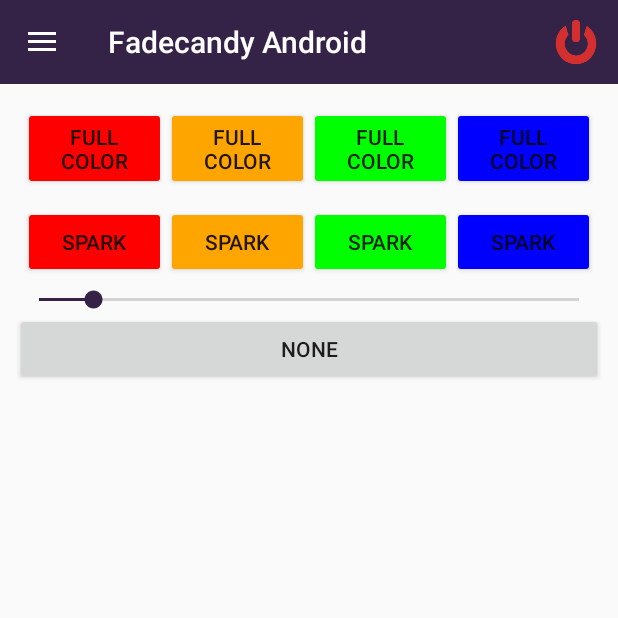
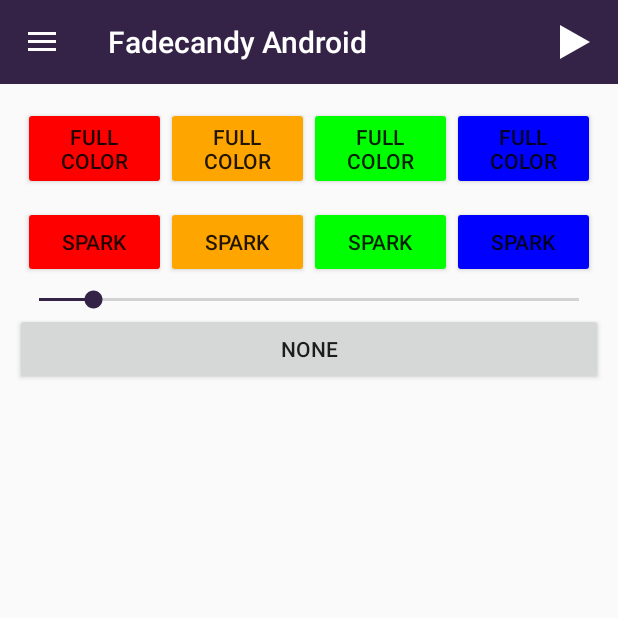
Before and after one commit to bertrandmartel/fadecandy-android, an Android app: the screen it shows after launch (MainActivity), on a phone screen of 412 x 824 dp, the top half of it. Run offline under Robolectric (Android 15) with nearby library versions, the phone set to English and light mode, and no system bars; 3 statements that could not run were skipped.

Commit message:
change start/stop server icon

```diff
--- a/app/src/main/res/menu/toolbar_menu.xml
+++ b/app/src/main/res/menu/toolbar_menu.xml
@@ -4,7 +4,7 @@
 
     <item
         android:id="@+id/disconnect_button"
-        android:icon="@drawable/disconnect"
+        android:icon="@drawable/ic_action_playback_play_white"
         android:title="disconnect"
         android:visible="true"
         app:showAsAction="ifRoom" />
```
Also changed, not shown: app/src/main/java/fr/bmartel/fadecandy/fadecandyconsumer/MainActivity.java (+4 -4 lines), app/src/main/res/drawable-hdpi/ic_action_playback_play_white.png (added), app/src/main/res/drawable-hdpi/ic_cancel_white.png (added), app/src/main/res/drawable-mdpi/ic_action_playback_play_white.png (added), app/src/main/res/drawable-mdpi/ic_cancel_white.png (added), app/src/main/res/drawable-xhdpi/ic_action_playback_play_white.png (added), app/src/main/res/drawable-xhdpi/ic_cancel_white.png (added), app/src/main/res/drawable-xxhdpi/ic_action_playback_play_white.png (added), app/src/main/res/drawable-xxhdpi/ic_cancel_white.png (added), app/src/main/res/drawable-xxxhdpi/ic_action_playback_play_white.png (added), app/src/main/res/drawable-xxxhdpi/ic_cancel_white.png (added), app/src/main/res/drawable/connect.png (deleted), app/src/main/res/drawable/disconnect.png (deleted), 2 other files.
